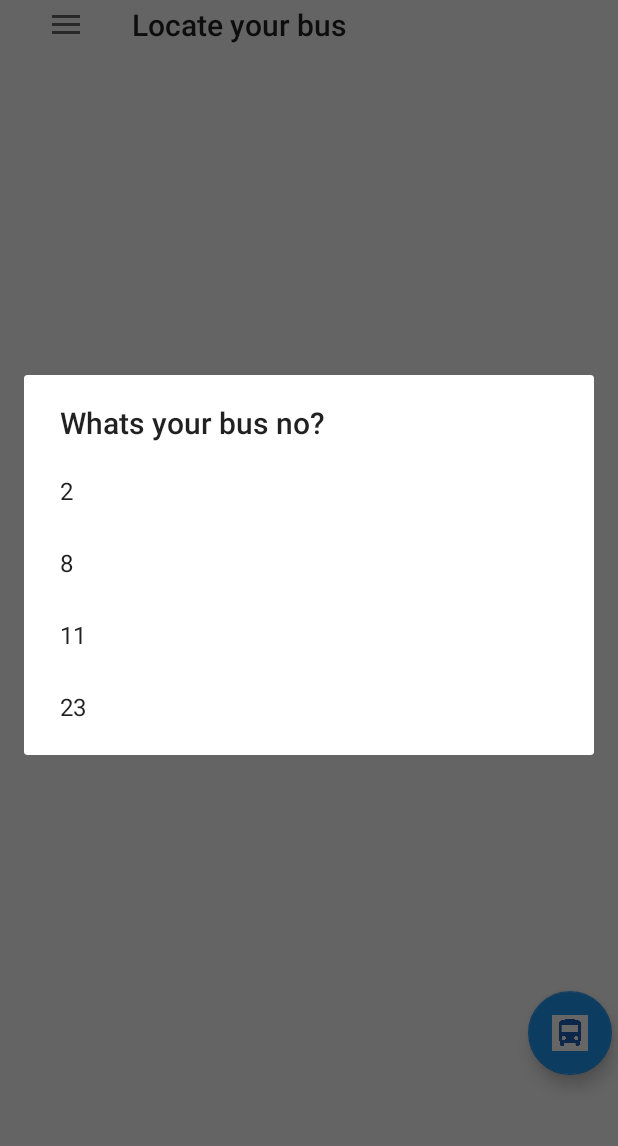
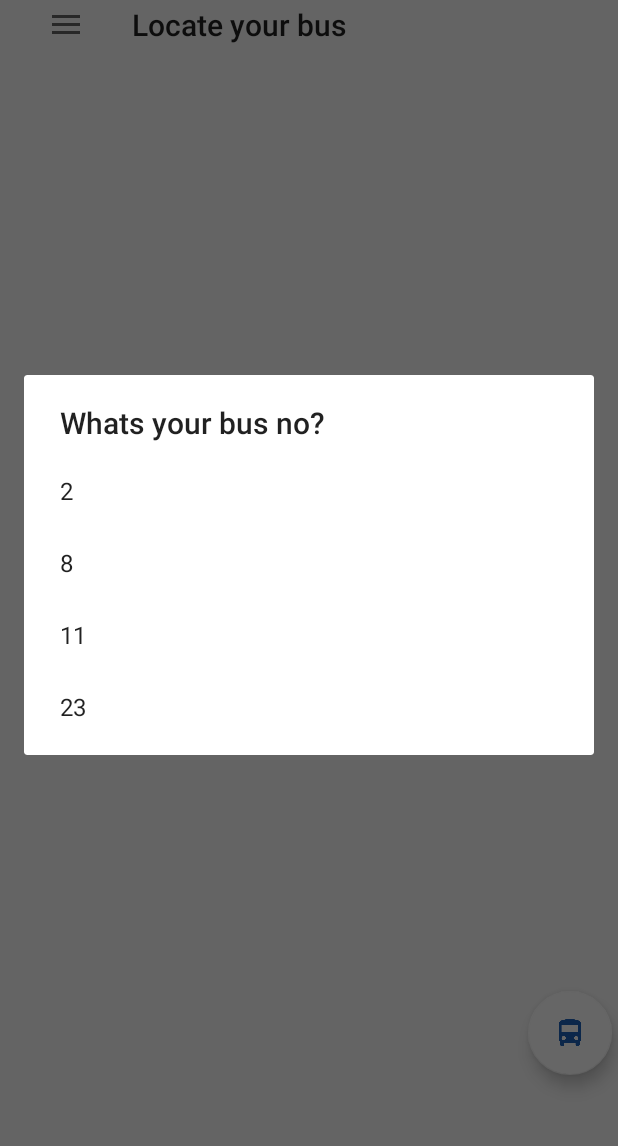
Before and after one commit to 97k/BusTrack, an Android app: the StudentMapsActivity screen opened directly, with no data from a screen before it, in the side drawer, after a tap on "Link Bus", on a phone screen of 412 x 824 dp, the part 53-1199 px from its top. Run offline under Robolectric (Android 15) with nearby library versions, the phone set to English and light mode, and no system bars; our stand-ins replace ButterKnife, Firebase (no records; nobody signed in at launch, a user with empty details on screens opened directly); libraries missing offline, so code that uses them is left out: com.firebase.geofire; 2 statements that could not run were skipped.

Commit message:
Changed color of bus icon in student's activity

```diff
--- a/app/src/main/java/com/example/aditya/bustrack/StudentMapsActivity.java
+++ b/app/src/main/java/com/example/aditya/bustrack/StudentMapsActivity.java
@@ -166,10 +166,14 @@ public class StudentMapsActivity extends AppCompatActivity implements OnMapReady
             dialog.show();
             Log.e(LOG_TAG, "Bus number selected by user is : " + bus_num);
 
-            locateBus = (FloatingActionButton) findViewById(R.id.locate_bus_fab);
-                       locateBus.setImageResource(R.drawable.activity);
+
             //
         }
+
+        locateBus = (FloatingActionButton) findViewById(R.id.locate_bus_fab);
+//        locateBus.setBackgroundColor(getResources().getColor(R.color.white));
+//        locateBus.setImageResource(R.drawable.activity);
+
         spinner=findViewById(R.id.progressBar1);
                 spinner.setVisibility(View.GONE);
                 spinner.getLayoutParams().height = 30;
--- a/app/src/main/res/layout/activity_student_maps.xml
+++ b/app/src/main/res/layout/activity_student_maps.xml
@@ -34,6 +34,8 @@
                 android:layout_gravity="bottom|right"
                 android:layout_marginBottom="72dp"
                 android:background="@color/white"
+                android:src="@drawable/activity"
+                app:backgroundTint="@color/white"
                 android:layout_marginRight="4dp"
              />
             <ProgressBar
```
